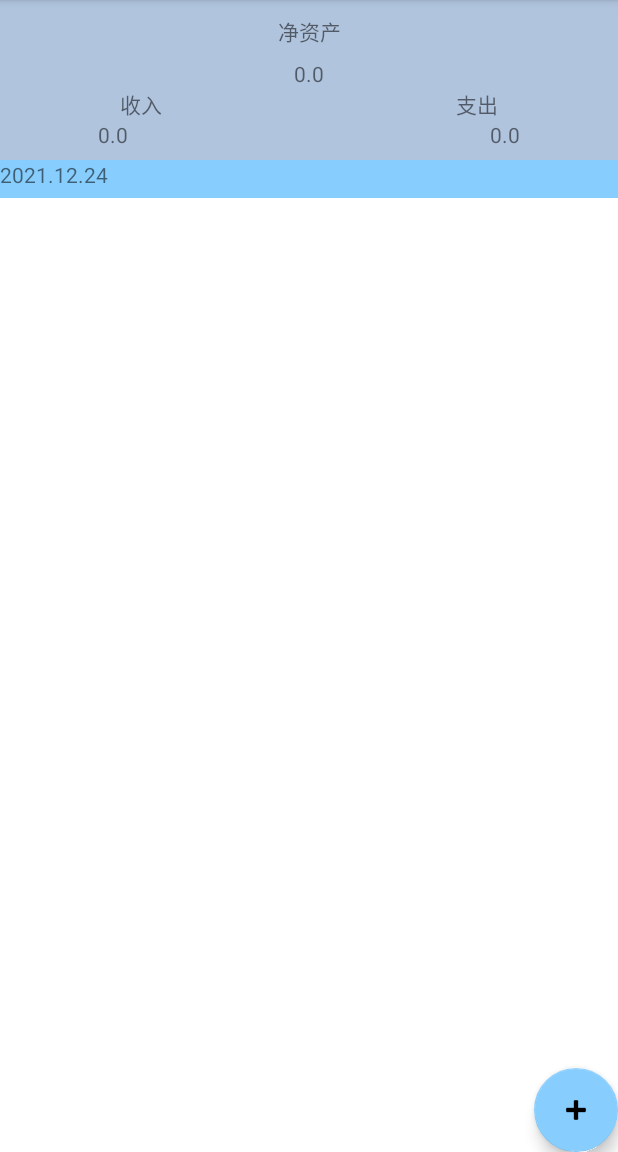
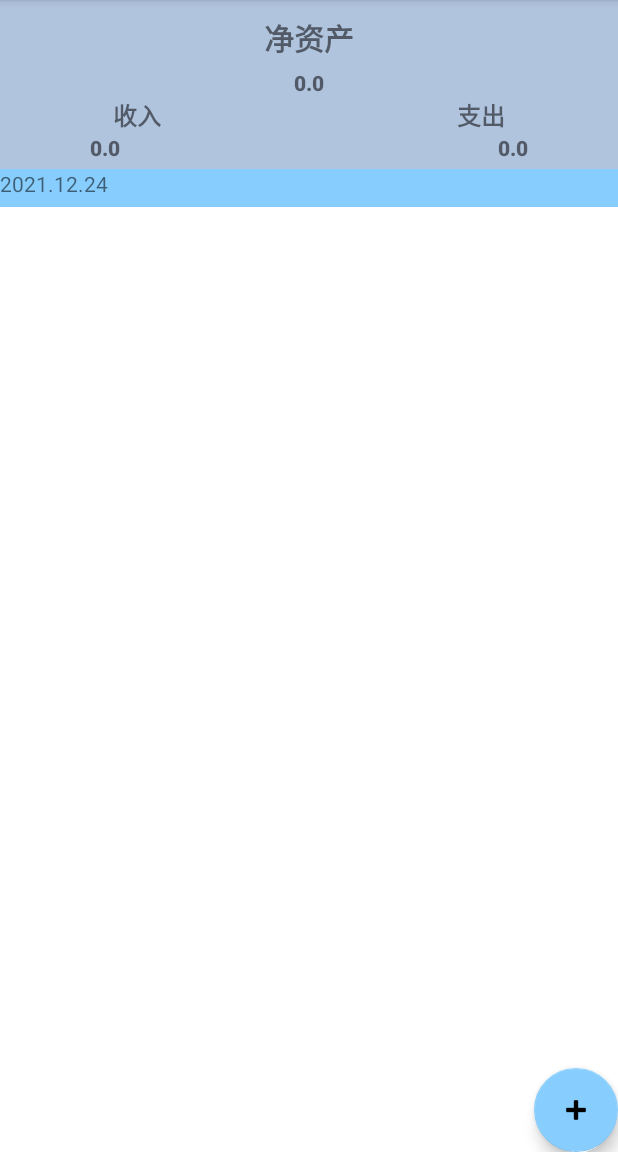
Before and after one commit to kyyahan3/Account_Book, an Android app: the screen it shows after launch (MainActivity), on a phone screen of 412 x 824 dp, the part 84-1236 px from its top. Run offline under Robolectric (Android 15) with nearby library versions, the phone set to English and light mode, and no system bars.

```diff
--- a/app/src/main/res/layout/activity_main.xml
+++ b/app/src/main/res/layout/activity_main.xml
@@ -35,7 +35,9 @@
         android:layout_width="wrap_content"
         android:layout_height="wrap_content"
         android:layout_marginTop="10dp"
-        android:text="净资产"
+        android:fontFamily="sans-serif-black"
+        android:text="@string/string_view_net_asset"
+        android:textSize="20sp"
         app:layout_constraintEnd_toEndOf="parent"
         app:layout_constraintStart_toStartOf="parent"
         app:layout_constraintTop_toTopOf="parent" />
@@ -44,8 +46,11 @@
         android:id="@+id/text_view_income"
         android:layout_width="wrap_content"
         android:layout_height="wrap_content"
-        android:layout_marginStart="80dp"
-        android:text="收入"
+        android:layout_marginStart="75dp"
+        android:fontFamily="sans-serif-black"
+        android:text="@string/string_view_income"
+        android:textSize="16sp"
+        android:textStyle="bold"
         app:layout_constraintStart_toStartOf="parent"
         app:layout_constraintTop_toBottomOf="@+id/text_view_amount_net_asset" />
 
@@ -53,8 +58,11 @@
         android:id="@+id/text_view_spend"
         android:layout_width="wrap_content"
         android:layout_height="wrap_content"
-        android:layout_marginEnd="80dp"
-        android:text="支出"
+        android:layout_marginEnd="75dp"
+        android:fontFamily="sans-serif-black"
+        android:text="@string/string_view_spend"
+        android:textSize="16sp"
+        android:textStyle="bold"
         app:layout_constraintEnd_toEndOf="parent"
         app:layout_constraintTop_toBottomOf="@+id/text_view_amount_net_asset" />
 
@@ -62,7 +70,8 @@
         android:id="@+id/text_view_amount_income"
         android:layout_width="wrap_content"
         android:layout_height="wrap_content"
-        android:layout_marginStart="65dp"
+        android:layout_marginStart="60dp"
+        android:fontFamily="sans-serif-black"
         android:text="TextView"
         app:layout_constraintStart_toStartOf="parent"
         app:layout_constraintTop_toBottomOf="@+id/text_view_income" />
@@ -71,7 +80,8 @@
         android:id="@+id/text_view_amount_spend"
         android:layout_width="wrap_content"
         android:layout_height="wrap_content"
-        android:layout_marginEnd="65dp"
+        android:layout_marginEnd="60dp"
+        android:fontFamily="sans-serif-black"
         android:text="TextView"
         app:layout_constraintEnd_toEndOf="parent"
         app:layout_constraintTop_toBottomOf="@+id/text_view_spend" />
@@ -80,7 +90,8 @@
         android:id="@+id/text_view_amount_net_asset"
         android:layout_width="wrap_content"
         android:layout_height="wrap_content"
-        android:layout_marginTop="8dp"
+        android:layout_marginTop="5dp"
+        android:fontFamily="sans-serif-black"
         android:text="TextView"
         app:layout_constraintEnd_toEndOf="parent"
         app:layout_constraintStart_toStartOf="parent"
@@ -93,7 +104,7 @@
         android:layout_marginTop="48dp"
         android:background="@color/blue_200"
         android:backgroundTint="@color/blue_200"
-        android:text="TextView"
+        android:text="@string/string_view_data"
         app:layout_constraintTop_toBottomOf="@+id/text_view_amount_net_asset"
         tools:layout_editor_absoluteX="0dp" />
 
--- a/app/src/main/res/values/strings.xml
+++ b/app/src/main/res/values/strings.xml
@@ -9,4 +9,8 @@
     <string name="string_cancel">取消</string>
     <string name="string_confirm_delete">你确定要删除</string>
     <string name="hint">提示</string>
+    <string name="string_view_net_asset">净资产</string>
+    <string name="string_view_income">收入</string>
+    <string name="string_view_spend">支出</string>
+    <string name="string_view_data">TextView</string>
 </resources>
```
Also changed, not shown: app/src/main/java/com/jnu/accountbook/MainActivity.java (+66 -17 lines).
